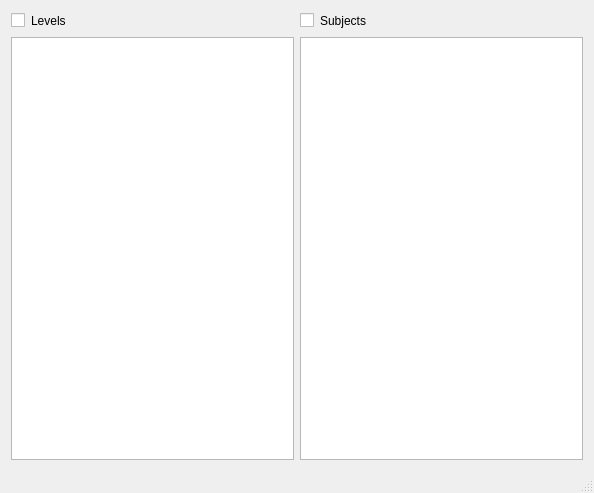
xaxxon/xl, file log_gui/mainwindow.ui: the form before one commit.
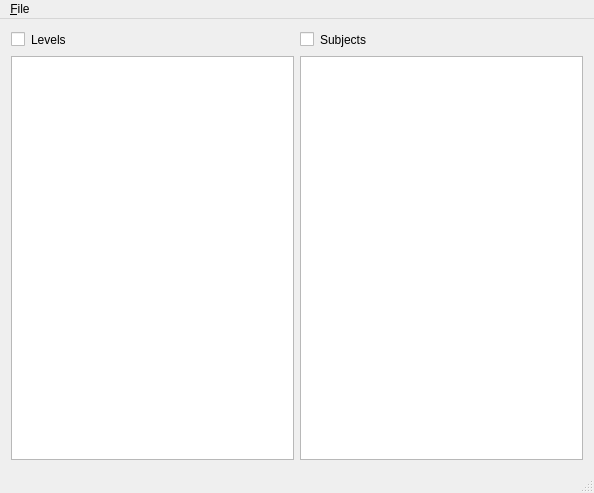
The form after the commit.

Commit message: added file menu for opening different status files

Patch:
```diff
--- a/log_gui/mainwindow.ui
+++ b/log_gui/mainwindow.ui
@@ -110,6 +110,28 @@
    </layout>
   </widget>
   <widget class="QStatusBar" name="statusBar"/>
+  <widget class="QMenuBar" name="menuBar">
+   <property name="geometry">
+    <rect>
+     <x>0</x>
+     <y>0</y>
+     <width>594</width>
+     <height>22</height>
+    </rect>
+   </property>
+   <widget class="QMenu" name="menu_File">
+    <property name="title">
+     <string>&amp;File</string>
+    </property>
+    <addaction name="action_Open"/>
+   </widget>
+   <addaction name="menu_File"/>
+  </widget>
+  <action name="action_Open">
+   <property name="text">
+    <string>Open</string>
+   </property>
+  </action>
  </widget>
  <layoutdefault spacing="6" margin="11"/>
  <resources/>
```
The commit also changes 4 other files.
